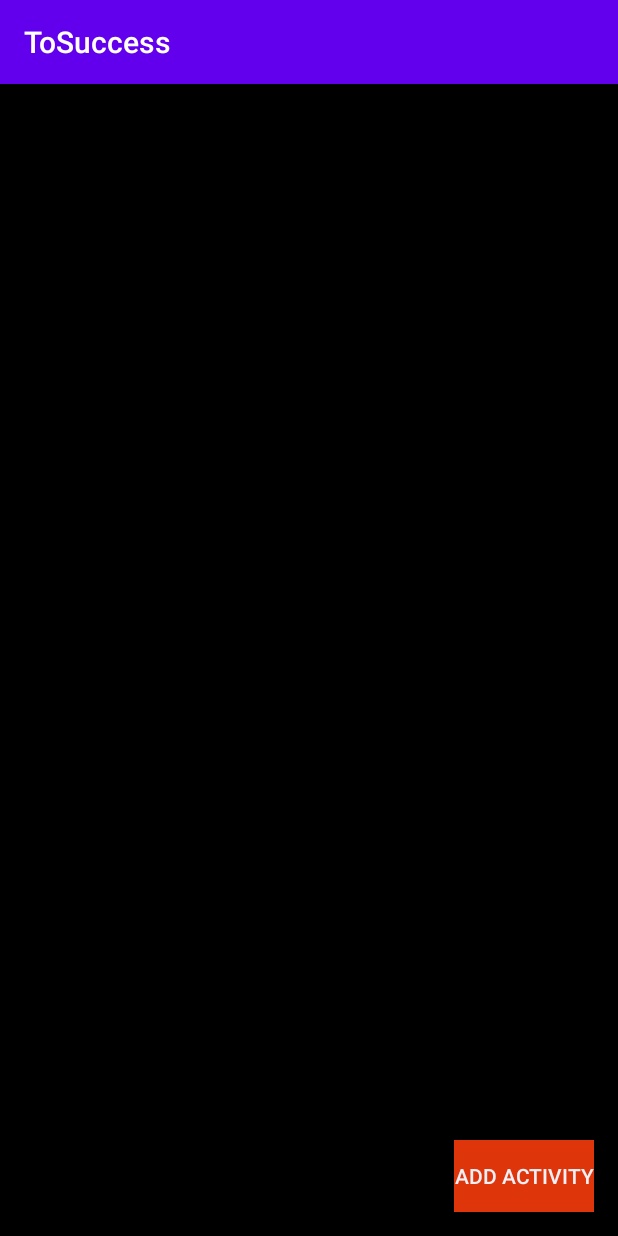
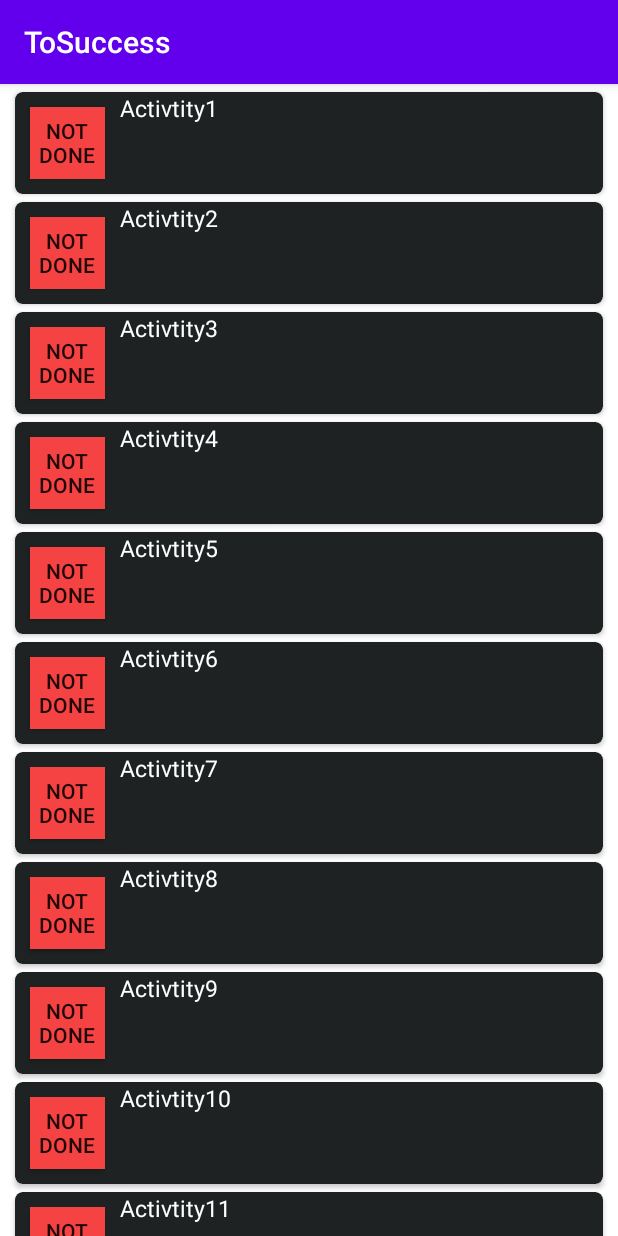
Before and after one commit to VegSja/ToSuccess, an Android app: the screen it shows after launch (MainActivity), on a phone screen of 412 x 824 dp. Run offline under Robolectric (Android 15) with nearby library versions, the phone set to English and light mode, and no system bars.

Commit message:
Added Recyclerviewer. Needs some cleanup

```diff
--- a/app/build.gradle
+++ b/app/build.gradle
@@ -26,7 +26,9 @@ dependencies {
     implementation fileTree(dir: "libs", include: ["*.jar"])
     implementation 'androidx.appcompat:appcompat:1.1.0'
     implementation 'androidx.constraintlayout:constraintlayout:1.1.3'
-    implementation 'com.google.android.material:material:1.0.0'
+    implementation 'com.google.android.material:material:1.1.0'
+    implementation 'androidx.recyclerview:recyclerview:1.1.0'
+    implementation "androidx.cardview:cardview:1.0.0"
     testImplementation 'junit:junit:4.12'
     androidTestImplementation 'androidx.test.ext:junit:1.1.1'
     androidTestImplementation 'androidx.test.espresso:espresso-core:3.2.0'
--- /dev/null
+++ b/app/src/main/java/com/example/tosuccess/ActivitiesAdapter.java
@@ -0,0 +1,68 @@
+package com.example.tosuccess;
+
+import android.content.Context;
+import android.view.LayoutInflater;
+import android.view.View;
+import android.view.ViewGroup;
+import android.widget.ListView;
+import android.widget.TextView;
+
+import androidx.recyclerview.widget.RecyclerView;
+
+import java.util.List;
+
+public class ActivitiesAdapter extends RecyclerView.Adapter<ActivitiesAdapter.ViewHolder> {
+
+    // Provide a direct reference to each of the views within a data item
+    // Used to cache the views within the item layout for fast access
+    public class ViewHolder extends RecyclerView.ViewHolder{
+        // Your holder should contain a member variable
+        // for any view that will be set as you render a row
+        public TextView activityNameTextView;
+
+        public ViewHolder(View itemView){
+            // Stores the itemView in a public final member variable that can be used
+            // to access the context from any ViewHolder instance.
+            super(itemView);
+
+            activityNameTextView = (TextView) itemView.findViewById(R.id.activity_name);
+        }
+    }
+
+    private List<Plan> mActivities;
+
+    public ActivitiesAdapter(List<Plan> activities){
+        mActivities = activities;
+    }
+
+    // Usually involves inflating a layout from XML and returning the holder
+    @Override
+    public ActivitiesAdapter.ViewHolder onCreateViewHolder(ViewGroup parent, int viewType) {
+        Context context = parent.getContext();
+        LayoutInflater inflater = LayoutInflater.from(context);
+
+        // Inflate the custom layout
+        View activityView = inflater.inflate(R.layout.activity, parent, false);
+
+        // Return a new holder instance
+        ViewHolder viewHolder = new ViewHolder(activityView);
+        return viewHolder;
+    }
+
+    //Involves populating data into the item through holder
+    @Override
+    public void onBindViewHolder(ActivitiesAdapter.ViewHolder viewHolder, int position){
+        //Get the data model based on position
+        Plan activity = mActivities.get(position);
+
+        //Set item views based on your views and data model
+        TextView textView = viewHolder.activityNameTextView;
+        textView.setText(activity.getName());
+    }
+
+    //Returns the total count of items in the lsit
+    @Override
+    public int getItemCount(){
+        return mActivities.size();
+    }
+}
--- a/app/src/main/java/com/example/tosuccess/MainActivity.java
+++ b/app/src/main/java/com/example/tosuccess/MainActivity.java
@@ -1,7 +1,10 @@
 package com.example.tosuccess;
 
 import androidx.appcompat.app.AppCompatActivity;
+import androidx.cardview.widget.CardView;
 import androidx.constraintlayout.widget.ConstraintLayout;
+import androidx.recyclerview.widget.LinearLayoutManager;
+import androidx.recyclerview.widget.RecyclerView;
 
 import android.content.Context;
 import android.os.Bundle;
@@ -9,31 +12,42 @@ import android.view.Gravity;
 import android.view.LayoutInflater;
 import android.view.MotionEvent;
 import android.view.View;
+import android.widget.ArrayAdapter;
 import android.widget.EditText;
 import android.widget.LinearLayout;
+import android.widget.ListView;
 import android.widget.PopupWindow;
 
 import com.google.android.material.snackbar.Snackbar;
 
+import java.util.ArrayList;
+
 public class MainActivity extends AppCompatActivity {
 
     Context context;
-    ConstraintLayout pageLayout;
+    ListView listView;
+    CardView[] activityViewArr;
+    String[] stringArr = {"tiss", "haha", "sofunny", "g", "g", "g", "g", "g", "g", "g", "g", "g", "g", "g", "g", "g", "g", "g", "g", "g", "g", "g", "g", "g", "g"};
     View popView;
+
+    ArrayList<Plan> activities;
 
     @Override
     protected void onCreate(Bundle savedInstanceState) {
         super.onCreate(savedInstanceState);
+        setContentView(R.layout.activity_main);
 
-        context = getBaseContext();
+        //Lookup the recyclerview in activity layout
+        RecyclerView rvActivities = (RecyclerView) findViewById(R.id.rvActivities);
 
-        LayoutInflater inflater = (LayoutInflater) context.getSystemService(Context.LAYOUT_INFLATER_SERVICE);
-        pageLayout = (ConstraintLayout) inflater.inflate(R.layout.activity_main, null);
-        LinearLayout activityLayout = (LinearLayout) inflater.inflate(R.layout.activity, null);
-
-        setContentView(pageLayout);
-
-        //pageLayout.addView(activityLayout);
+        //Initialize activities
+        activities = Plan.createPlanList(20);
+        //Create adapter passing in the sample user data
+        ActivitiesAdapter adapter = new ActivitiesAdapter(activities);
+        //Attach the adapter to the recyclerview to populate items
+        rvActivities.setAdapter(adapter);
+        //Set layout manager to position the items
+        rvActivities.setLayoutManager(new LinearLayoutManager(this));
 
 
     }
@@ -78,10 +92,10 @@ public class MainActivity extends AppCompatActivity {
 
     public void createActivity(String activity_name){
         //Create activity
-        Plan plan = new Plan(activity_name, context);
+        Plan plan = new Plan(activity_name);
         //Display acitivty
         System.out.println("Tried to create a viewGroup");
-        pageLayout.addView(plan.viewGroup());
+        //listView.addView(plan.viewGroup());
 
         //Display pop-up message
         Snackbar popUpMessage = Snackbar.make(this.findViewById(R.id.main), "Created activity", Snackbar.LENGTH_SHORT);
--- a/app/src/main/java/com/example/tosuccess/Plan.java
+++ b/app/src/main/java/com/example/tosuccess/Plan.java
@@ -7,20 +7,28 @@ import android.view.ViewGroup;
 import android.widget.LinearLayout;
 import android.widget.TextView;
 
+import java.util.ArrayList;
+
 public class Plan {
     String activityName;
     Context context;
 
-    public Plan(String ActivityName, Context parentContext){
+    public Plan(String ActivityName){
         activityName = ActivityName;
-        context = parentContext;
+
+    }
+    public String getName(){
+        return activityName;
     }
 
-    public LinearLayout viewGroup(){
-        LayoutInflater inflater = (LayoutInflater) context.getSystemService(Context.LAYOUT_INFLATER_SERVICE);
-        LinearLayout activityLayout = (LinearLayout) inflater.inflate(R.layout.activity, null);
-        TextView activityText = (TextView) activityLayout.findViewById(R.id.activity_name);
-        activityText.setText(activityName);
-        return activityLayout;
+    public static ArrayList<Plan> createPlanList(int nbOfPlans){
+        ArrayList<Plan> plans = new ArrayList<Plan>();
+
+        for (int i=1; i<nbOfPlans; i++){
+            plans.add(new Plan("Activtity" + i));
+        }
+        return plans;
     }
+
+
 }
--- /dev/null
+++ b/app/src/main/res/drawable/btn_toggle.xml
@@ -0,0 +1,4 @@
+<selector xmlns:android="http://schemas.android.com/apk/res/android">
+    <item android:state_checked="false" android:drawable="@color/redBad"  />
+    <item android:state_checked="true" android:drawable="@color/greenGood"  />
+</selector>
--- a/app/src/main/res/layout/activity.xml
+++ b/app/src/main/res/layout/activity.xml
@@ -1,18 +1,37 @@
 <?xml version="1.0" encoding="utf-8"?>
-<LinearLayout xmlns:android="http://schemas.android.com/apk/res/android"
-    android:id="@+id/activity"
-    android:layout_width="350dp"
+<androidx.cardview.widget.CardView
+    xmlns:card_view="http://schemas.android.com/apk/res-auto"
+    xmlns:android="http://schemas.android.com/apk/res/android"
+    xmlns:tools="http://schemas.android.com/tools"
+    android:layout_width="match_parent"
     android:layout_height="wrap_content"
-    android:background="#1E2222">
+    android:layout_marginHorizontal="10dp"
+    android:layout_marginTop="5dp"
+    card_view:cardCornerRadius="5dp"
+    card_view:cardBackgroundColor="#1E2222">
 
-    <TextView
-        android:id="@+id/activity_name"
+    <LinearLayout
+        android:id="@+id/activity"
         android:layout_width="match_parent"
-        android:layout_height="match_parent"
-        android:layout_centerInParent="true"
-        android:layout_margin="15dp"
-        android:textSize="15dp"
-        android:text="Activity X"
-        android:textColor="#FFFFFF"/>
+        android:layout_height="wrap_content">
 
-</LinearLayout>
+        <ToggleButton
+            android:id="@+id/toggleButton"
+            android:background="@drawable/btn_toggle"
+            android:layout_width="50dp"
+            android:layout_height="match_parent"
+            android:layout_margin="10dp"
+            android:textOff="Not done"
+            android:textOn="Done!" />
+
+        <TextView
+            android:id="@+id/activity_name"
+            android:layout_width="wrap_content"
+            android:layout_height="match_parent"
+            android:textColor="#FFFFFF"
+            android:hint="Enter activity name here...."
+            android:textSize="15dp" />
+
+
+    </LinearLayout>
+</androidx.cardview.widget.CardView>
--- a/app/src/main/res/layout/activity_main.xml
+++ b/app/src/main/res/layout/activity_main.xml
@@ -1,25 +1,30 @@
 <?xml version="1.0" encoding="utf-8"?>
-<androidx.constraintlayout.widget.ConstraintLayout xmlns:android="http://schemas.android.com/apk/res/android"
+<LinearLayout xmlns:android="http://schemas.android.com/apk/res/android"
     xmlns:app="http://schemas.android.com/apk/res-auto"
     xmlns:tools="http://schemas.android.com/tools"
+    android:id="@+id/main"
     android:layout_width="match_parent"
     android:layout_height="match_parent"
-    android:id="@+id/main"
-    android:background="#000000"
+    android:background="#FFFFFF"
     tools:context=".MainActivity">
 
-    <Button
-        android:id="@+id/button"
-        android:layout_width="wrap_content"
-        android:layout_height="wrap_content"
-        android:layout_margin="16dp"
-        android:src="@android:drawable/ic_menu_close_clear_cancel"
-        android:text="@string/button_add"
-        android:background="#DE350B"
+    <androidx.recyclerview.widget.RecyclerView
+        android:id="@+id/rvActivities"
+        android:layout_width="match_parent"
+        android:layout_height="match_parent"
         app:layout_constraintBottom_toBottomOf="parent"
         app:layout_constraintEnd_toEndOf="parent"
-        android:onClick="addActivty"
-        />
+        app:layout_constraintStart_toStartOf="parent"
+        app:layout_constraintTop_toTopOf="parent" />
+
+<!--    <Button-->
+<!--        android:id="@+id/button"-->
+<!--        android:layout_width="wrap_content"-->
+<!--        android:layout_height="wrap_content"-->
+<!--        android:layout_margin="16dp"-->
+<!--        android:background="#DE350B"-->
+<!--        android:onClick="addActivty"-->
+<!--        android:text="@string/button_add" />-->
 
 
-</androidx.constraintlayout.widget.ConstraintLayout>
+</LinearLayout>
--- /dev/null
+++ b/app/src/main/res/layout/test_listview.xml
@@ -0,0 +1,11 @@
+<?xml version="1.0" encoding="utf-8"?>
+<!--  Single List Item Design -->
+
+<TextView xmlns:android="http://schemas.android.com/apk/res/android"
+    android:id="@+id/label"
+    android:layout_width="fill_parent"
+    android:layout_height="fill_parent"
+    android:padding="10dip"
+    android:textSize="16dip"
+    android:textStyle="bold" >
+</TextView>
--- a/app/src/main/res/values/colors.xml
+++ b/app/src/main/res/values/colors.xml
@@ -3,4 +3,7 @@
     <color name="colorPrimary">#6200EE</color>
     <color name="colorPrimaryDark">#3700B3</color>
     <color name="colorAccent">#03DAC5</color>
+
+    <color name="greenGood">#42f545</color>
+    <color name="redBad">#f54242</color>
 </resources>
```
Also changed, not shown: 1 other file.
